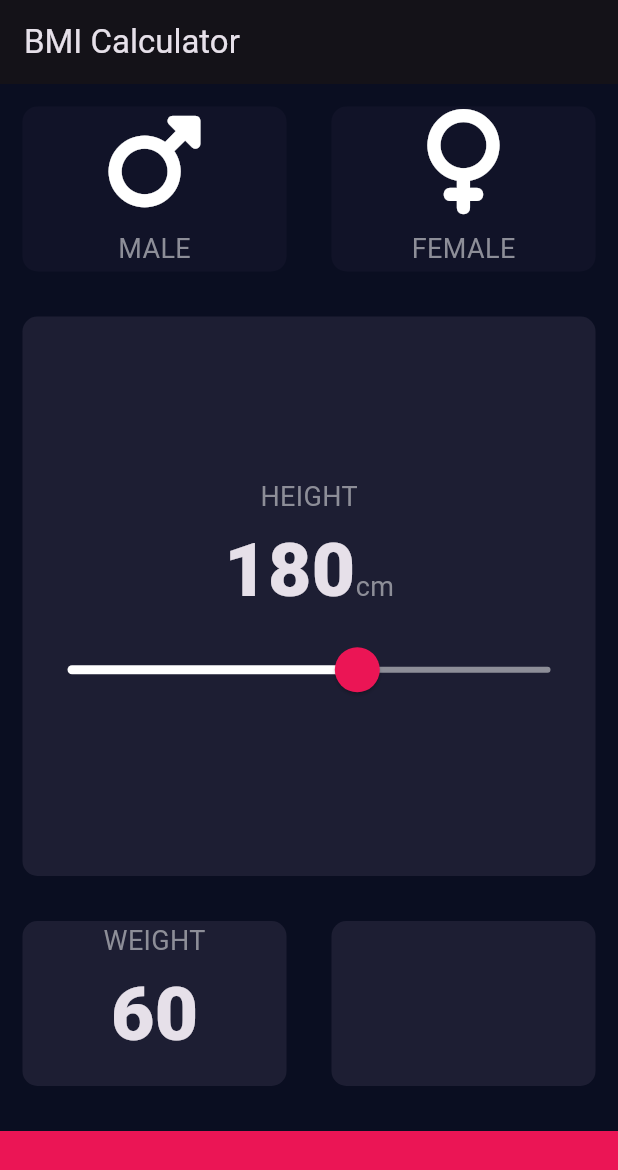
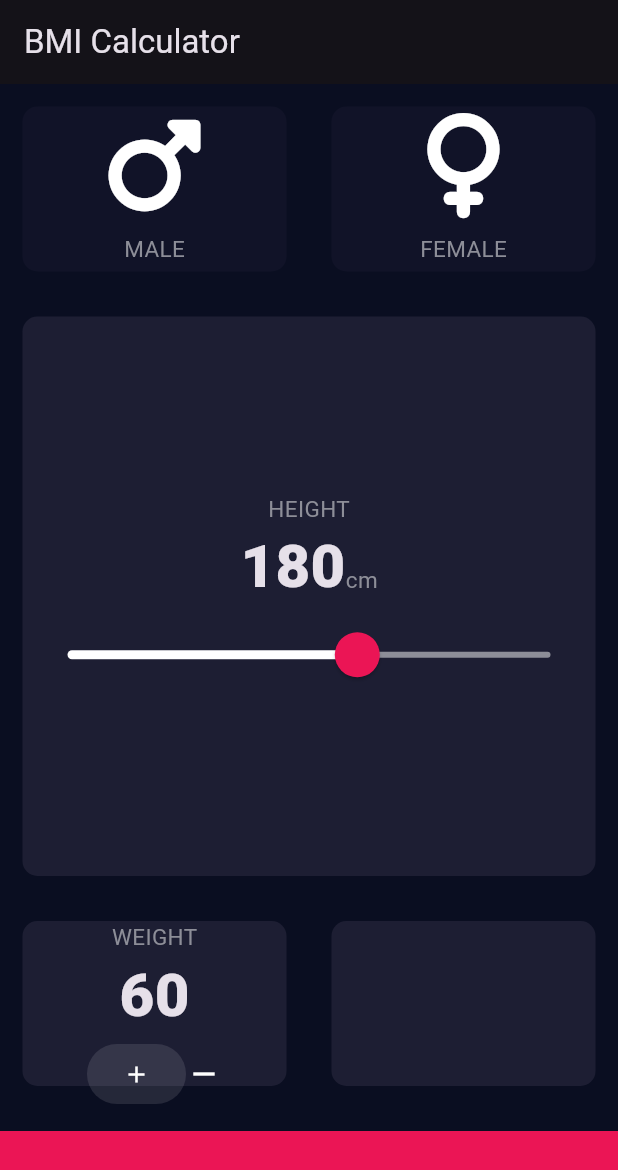
Before and after one commit to shrutiiiiin/bmi-flutter, a Flutter app: the screen it shows after launch, on a phone screen of 412 x 824 dp. Shown: the top 1170 px of the screen. Run offline on Flutter 3.47's test engine with Material 3 defaults, Android fonts, the phone set to English and light mode, and no system bars; our stand-ins replace font_awesome_flutter; statements that could not run were skipped.

Commit message:
Happy New Yearr #24

```diff
--- a/lib/constants.dart
+++ b/lib/constants.dart
@@ -6,11 +6,11 @@ const kprimaryColor = Color(0xFF1D1E33);
 const kinactiveColor = Color(0xFF111328);
 
 const kLabelTextStyle = TextStyle(
-  fontSize: 18,
+  fontSize: 15,
   color: Color(0xFF8D8E98),
 );
 
 const kNumberTextStyle = TextStyle(
-  fontSize: 50,
+  fontSize: 40,
   fontWeight: FontWeight.w900,
 );
--- a/lib/input_page.dart
+++ b/lib/input_page.dart
@@ -121,6 +121,7 @@ class _InputPageState extends State<InputPage> {
             ),
           ),
           Row(
+            mainAxisAlignment: MainAxisAlignment.center,
             children: [
               Expanded(
                 child: ReusableCard(
@@ -133,6 +134,24 @@ class _InputPageState extends State<InputPage> {
                       Text(
                         weight.toString(),
                         style: kNumberTextStyle,
+                      ),
+                      Row(
+                        mainAxisAlignment: MainAxisAlignment.center,
+                        children: [
+                          // FloatingActionButton(onPressed: setState(() {
+                          ElevatedButton( onPressed: ,
+                            child: Icon(
+                              Icons.add,
+                              color: Colors.white,
+
+                            ),
+                          ),
+                          Icon(
+                            Icons.remove,
+                            color: Colors.white,
+                          ),
+                          // });,
+                        ],
                       )
                     ],
                   ),
```
